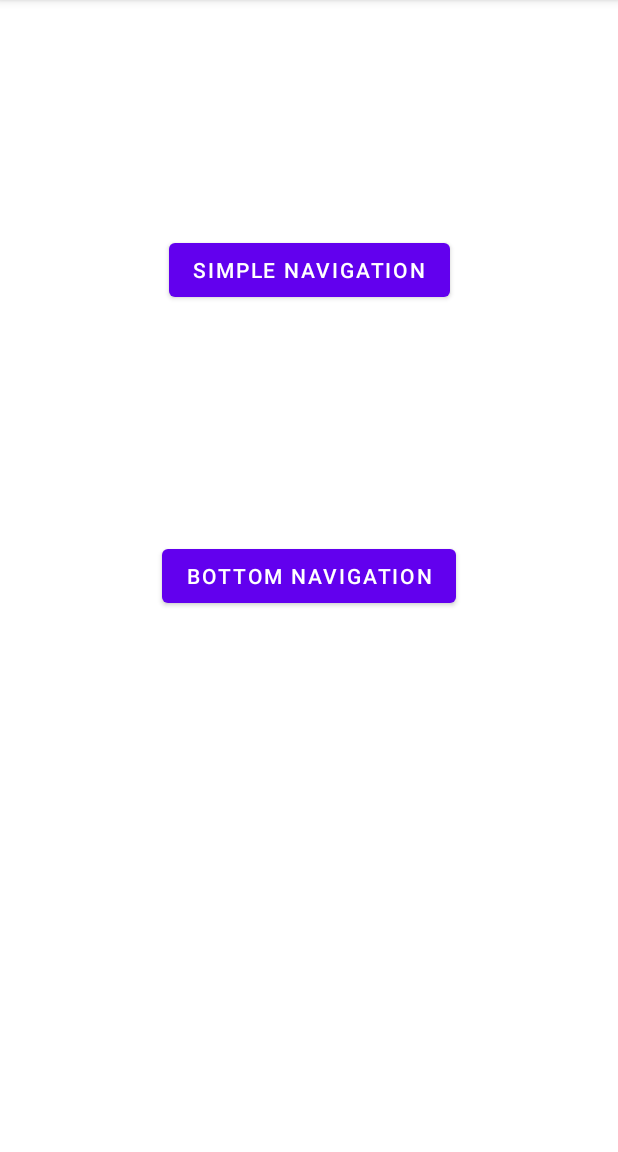
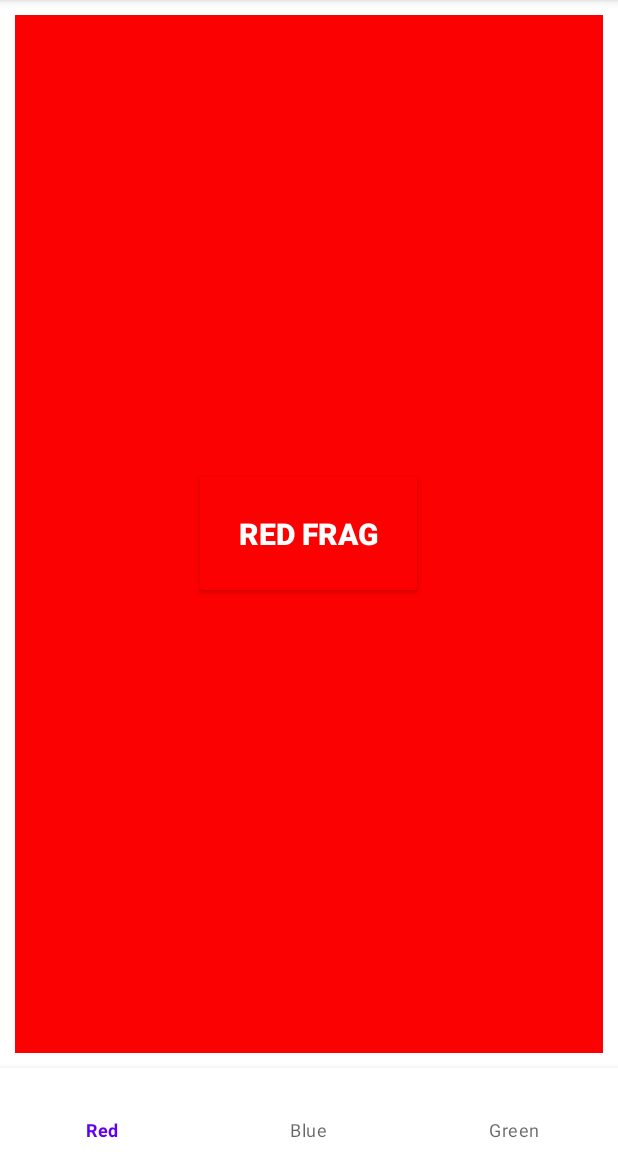
Before and after one commit to AshutoshAJ/Navigation-Component, an Android app: the screen it shows after launch (MainActivity before the commit, BottomNavigationActivity after it), after a tap on "BOTTOM NAVIGATION", on a phone screen of 412 x 824 dp, the part 84-1236 px from its top. Run offline under Robolectric (Android 15) with nearby library versions, the phone set to English and light mode, and no system bars; our stand-ins replace navigation-ui.

Commit message:
Added Bottom Navigation

```diff
--- a/app/build.gradle
+++ b/app/build.gradle
@@ -51,6 +51,9 @@ dependencies {
     // Feature module Support
     implementation "androidx.navigation:navigation-dynamic-features-fragment:$nav_version"
 
+    // Feature module Support
+    implementation "androidx.navigation:navigation-dynamic-features-fragment:$nav_version"
+
     // Legacy Support
     implementation 'androidx.legacy:legacy-support-v4:1.0.0'
 
--- a/app/src/main/AndroidManifest.xml
+++ b/app/src/main/AndroidManifest.xml
@@ -9,6 +9,9 @@
         android:roundIcon="@mipmap/ic_launcher_round"
         android:supportsRtl="true"
         android:theme="@style/Theme.NavigationArchCompDemo">
+        <activity
+            android:name=".activities.BottomNavigationActivity"
+            android:exported="true" />
         <activity
             android:name=".activities.SimpleNavigationActivity"
             android:exported="true" />
--- /dev/null
+++ b/app/src/main/java/com/ajandroid/navigationarchcompdemo/activities/BottomNavigationActivity.java
@@ -0,0 +1,29 @@
+package com.ajandroid.navigationarchcompdemo.activities;
+
+import androidx.appcompat.app.AppCompatActivity;
+import androidx.navigation.NavController;
+import androidx.navigation.NavHost;
+import androidx.navigation.Navigation;
+import androidx.navigation.ui.NavigationUI;
+
+import android.os.Bundle;
+
+import com.ajandroid.navigationarchcompdemo.R;
+import com.google.android.material.bottomnavigation.BottomNavigationView;
+
+public class BottomNavigationActivity extends AppCompatActivity {
+
+    @Override
+    protected void onCreate(Bundle savedInstanceState) {
+        super.onCreate(savedInstanceState);
+        setContentView(R.layout.activity_bottom_navigation);
+
+        NavHost navHost = (NavHost) getSupportFragmentManager().findFragmentById(R.id.nav_host_fragment);
+
+        if (navHost != null) {
+            NavController navController = navHost.getNavController();
+            BottomNavigationView bottomNavigationView = findViewById(R.id.bottomNavigation);
+            NavigationUI.setupWithNavController(bottomNavigationView, navController);
+        }
+    }
+}
--- a/app/src/main/java/com/ajandroid/navigationarchcompdemo/activities/MainActivity.java
+++ b/app/src/main/java/com/ajandroid/navigationarchcompdemo/activities/MainActivity.java
@@ -37,7 +37,8 @@ public class MainActivity extends AppCompatActivity {
         binding.bottomNavigationBtn.setOnClickListener(new View.OnClickListener() {
             @Override
             public void onClick(View view) {
-
+                Intent intent = new Intent(MainActivity.this, BottomNavigationActivity.class);
+                startActivity(intent);
             }
         });
 
--- a/app/src/main/java/com/ajandroid/navigationarchcompdemo/fragments/BlueFragment.java
+++ b/app/src/main/java/com/ajandroid/navigationarchcompdemo/fragments/BlueFragment.java
@@ -45,8 +45,8 @@ public class BlueFragment extends Fragment {
 
     private void init() {
 
-        String frag = GreenFragmentArgs.fromBundle(getArguments()).getFrag();
-        Toast.makeText(getActivity(), "Frag: " + frag, Toast.LENGTH_SHORT).show();
+        //String frag = GreenFragmentArgs.fromBundle(getArguments()).getFrag();
+        //Toast.makeText(getActivity(), "Frag: " + frag, Toast.LENGTH_SHORT).show();
 
     }
 }
--- a/app/src/main/java/com/ajandroid/navigationarchcompdemo/fragments/GreenFragment.java
+++ b/app/src/main/java/com/ajandroid/navigationarchcompdemo/fragments/GreenFragment.java
@@ -65,8 +65,8 @@ public class GreenFragment extends Fragment {
 
     private void init() {
 
-        String frag = RedFragmentArgs.fromBundle(getArguments()).getFrag();
-        Toast.makeText(getActivity(), "Frag: " + frag, Toast.LENGTH_SHORT).show();
+        //String frag = RedFragmentArgs.fromBundle(getArguments()).getFrag();
+        //Toast.makeText(getActivity(), "Frag: " + frag, Toast.LENGTH_SHORT).show();
 
     }
 
--- /dev/null
+++ b/app/src/main/res/layout/activity_bottom_navigation.xml
@@ -0,0 +1,32 @@
+<?xml version="1.0" encoding="utf-8"?>
+<androidx.constraintlayout.widget.ConstraintLayout xmlns:android="http://schemas.android.com/apk/res/android"
+    xmlns:app="http://schemas.android.com/apk/res-auto"
+    xmlns:tools="http://schemas.android.com/tools"
+    android:layout_width="match_parent"
+    android:layout_height="match_parent"
+    tools:context=".activities.BottomNavigationActivity">
+
+    <androidx.fragment.app.FragmentContainerView
+        android:id="@+id/nav_host_fragment"
+        android:name="androidx.navigation.fragment.NavHostFragment"
+        android:layout_width="0dp"
+        android:layout_height="0dp"
+        android:layout_margin="10dp"
+        app:layout_constraintLeft_toLeftOf="parent"
+        app:layout_constraintRight_toRightOf="parent"
+        app:layout_constraintTop_toTopOf="parent"
+        app:layout_constraintBottom_toTopOf="@+id/bottomNavigation"
+
+        app:defaultNavHost="true"
+        app:navGraph="@navigation/nav_graph" />
+
+    <com.google.android.material.bottomnavigation.BottomNavigationView
+        android:id="@+id/bottomNavigation"
+        android:layout_width="match_parent"
+        android:layout_height="wrap_content"
+        app:layout_constraintBottom_toBottomOf="parent"
+        app:layout_constraintStart_toStartOf="parent"
+        app:layout_constraintEnd_toEndOf="parent"
+        app:menu="@menu/menu" />
+
+</androidx.constraintlayout.widget.ConstraintLayout>
--- /dev/null
+++ b/app/src/main/res/menu/menu.xml
@@ -0,0 +1,11 @@
+<?xml version="1.0" encoding="utf-8"?>
+<menu xmlns:android="http://schemas.android.com/apk/res/android">
+    <item android:id="@+id/redFragment"
+        android:title="Red" />
+
+    <item android:id="@+id/blueFragment"
+        android:title="Blue" />
+
+    <item android:id="@+id/greenFragment"
+        android:title="Green" />
+</menu>
```
